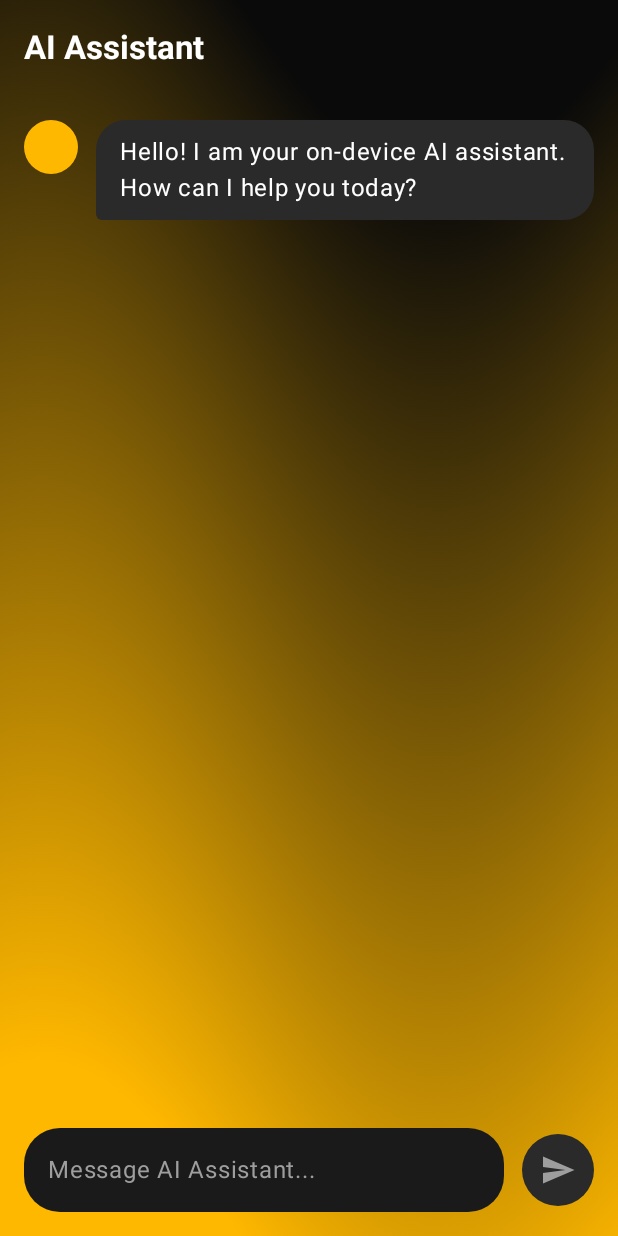
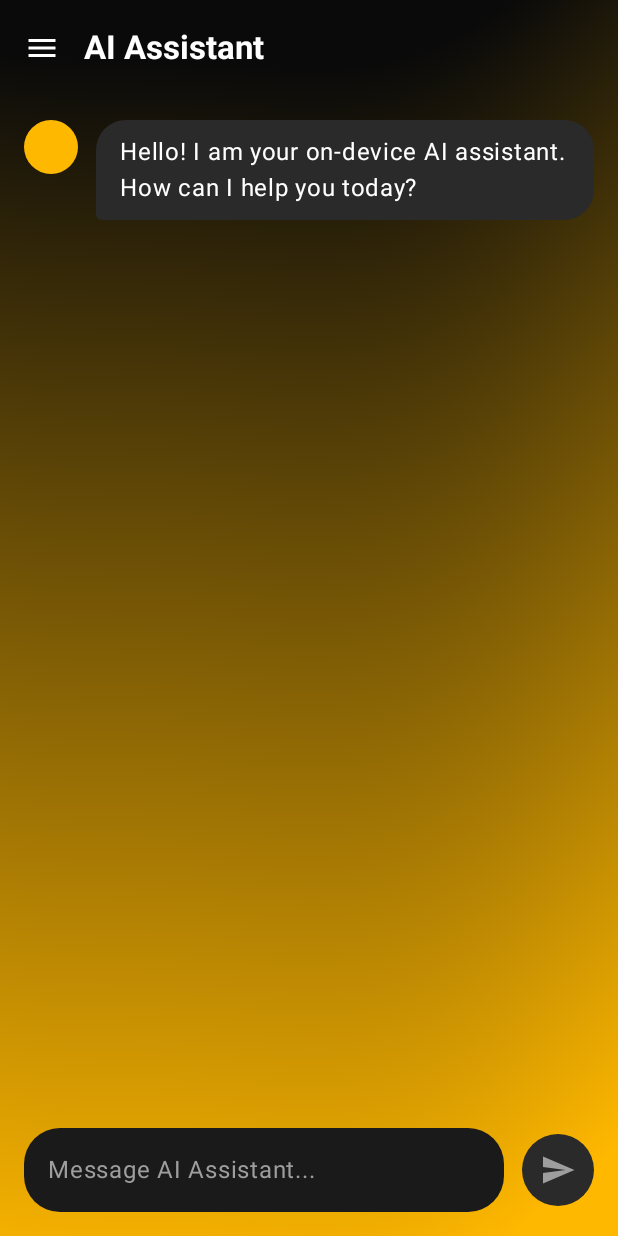
Before and after one commit to Allen-Ajith8/AI-assistant, an Android app built with Jetpack Compose: the screen it shows after launch (MainActivity), after a tap on "Send", on a phone screen of 412 x 824 dp. Run offline under Robolectric (Android 15) with nearby library versions, the light colour scheme and no system bars; our stand-ins replace Firebase (no records; nobody signed in at launch, a user with empty details on screens opened directly), Navigation 3, Room's generated code; 1 other tap on this screen came first.

Commit message:
fix: added onOpenDrawer parameter and menu icon to fix compilation error

```diff
--- a/app/src/main/java/com/example/gigshield/ui/home/HomeScreen.kt
+++ b/app/src/main/java/com/example/gigshield/ui/home/HomeScreen.kt
@@ -19,19 +19,23 @@ import androidx.compose.ui.unit.dp
 import androidx.compose.ui.unit.sp
 import com.example.gigshield.theme.*
 
+import androidx.compose.material.icons.filled.Menu
+
 @Composable
 fun HomeScreen(
     viewModel: HomeViewModel,
     onNavigateToPlanSelection: () -> Unit,
     onNavigateToScoreboard: () -> Unit,
-    onNavigateToPermissions: () -> Unit
+    onNavigateToPermissions: () -> Unit,
+    onOpenDrawer: () -> Unit
 ) {
     val uiState by viewModel.uiState.collectAsState()
 
     ChatScreenContent(
         uiState = uiState,
         onInputTextChanged = viewModel::onInputTextChanged,
-        onSendMessage = viewModel::sendMessage
+        onSendMessage = viewModel::sendMessage,
+        onOpenDrawer = onOpenDrawer
     )
 }
 
@@ -40,7 +44,8 @@ fun HomeScreen(
 fun ChatScreenContent(
     uiState: ChatUiState,
     onInputTextChanged: (String) -> Unit,
-    onSendMessage: () -> Unit
+    onSendMessage: () -> Unit,
+    onOpenDrawer: () -> Unit
 ) {
     Scaffold(
         topBar = {
@@ -52,6 +57,11 @@ fun ChatScreenContent(
                         fontWeight = FontWeight.Bold,
                         color = TextHighContrast
                     )
+                },
+                navigationIcon = {
+                    IconButton(onClick = onOpenDrawer) {
+                        Icon(Icons.Default.Menu, contentDescription = "Menu", tint = TextHighContrast)
+                    }
                 },
                 colors = TopAppBarDefaults.topAppBarColors(
                     containerColor = DeepBase,
```
